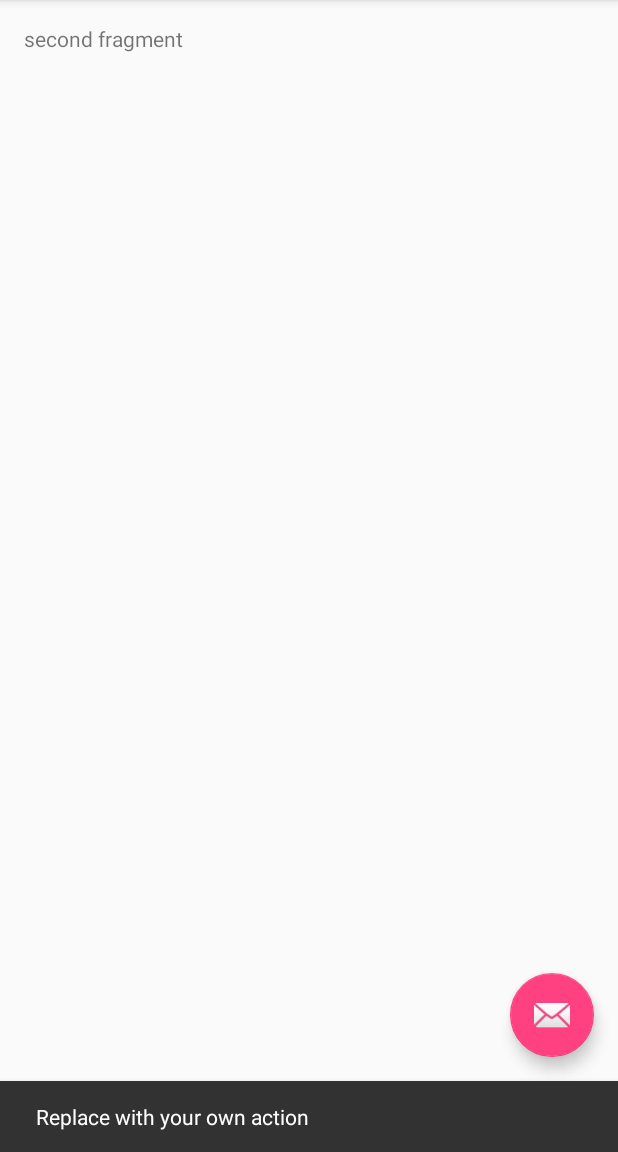
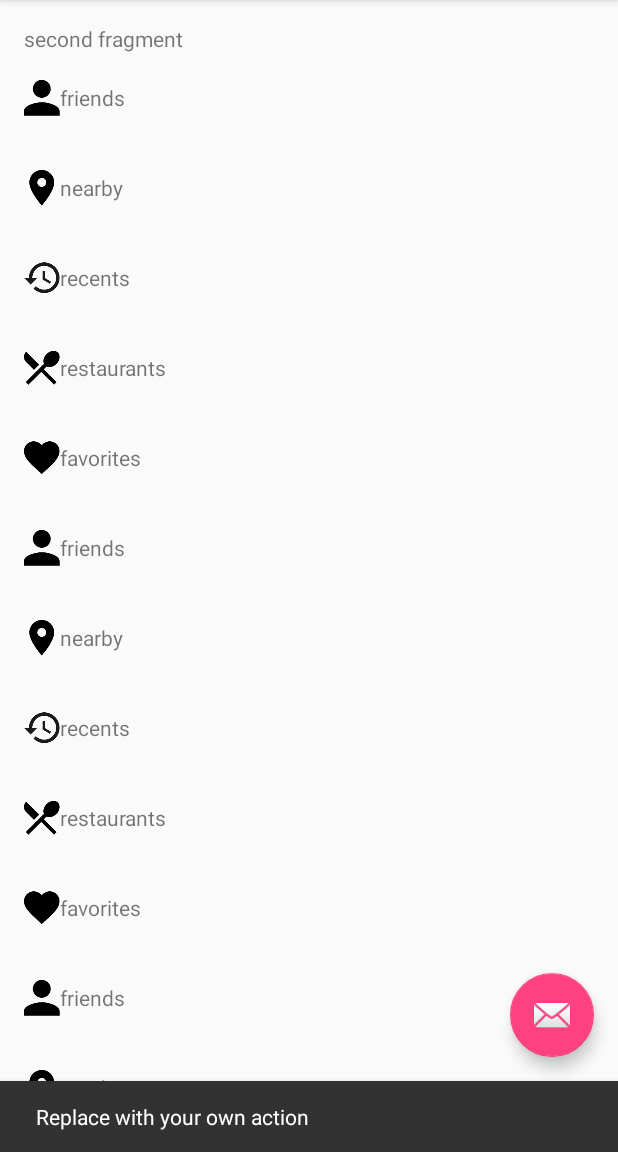
Before and after one commit to yonguuk/mapiary, an Android app: the fragment SecondFragment placed in its activity, after a tap on an icon or button, on a phone screen of 412 x 824 dp, the part 84-1236 px from its top. Run offline under Robolectric (Android 15) with nearby library versions, the phone set to English and light mode, and no system bars; libraries missing offline, so code that uses them is left out: com.roughike.bottombar; 6 statements that could not run were skipped; 1 other tap on this screen came first.

Commit message:
complete simple recyclerview

```diff
--- /dev/null
+++ b/app/src/main/java/com/yonguk/test/activity/mapiary/RVAdapter.java
@@ -0,0 +1,75 @@
+package com.yonguk.test.activity.mapiary;
+
+import android.content.Context;
+import android.support.v7.widget.RecyclerView;
+import android.text.Layout;
+import android.view.LayoutInflater;
+import android.view.View;
+import android.view.ViewGroup;
+import android.widget.ImageView;
+import android.widget.TextView;
+import android.widget.Toast;
+
+import java.util.Collections;
+import java.util.List;
+
+/**
+ * Created by dosi on 2016-07-11.
+ */
+public class RVAdapter extends RecyclerView.Adapter<RVAdapter.RVViewHolder> {
+    LayoutInflater inflater;
+    List<RVData> data = Collections.emptyList();
+    Context context = null;
+
+    public RVAdapter(Context context,List<RVData> data){
+        //여기 이해 안됨
+        inflater = LayoutInflater.from(context);
+        this.data = data;
+        this.context = context;
+    }
+
+    @Override
+    public RVAdapter.RVViewHolder onCreateViewHolder(ViewGroup parent, int viewType) {
+        View view = inflater.inflate(R.layout.recyclerview_item, parent,false);
+        RVViewHolder holder = new RVViewHolder(view);
+        return holder;
+    }
+
+    @Override
+    public void onBindViewHolder(RVAdapter.RVViewHolder holder, int position) {
+        RVData curData = new RVData();
+        curData = data.get(position);
+        holder.img.setImageResource(curData.viewId);
+        holder.title.setText(curData.s);
+
+        //여기서 리스너 달아도 됨
+    }
+
+    @Override
+    public int getItemCount() {
+        return data.size();
+    }
+
+    public void deleteItem(int position){
+        data.remove(position);
+        notifyItemRemoved(position);
+    }
+
+
+    class RVViewHolder extends RecyclerView.ViewHolder implements View.OnClickListener{
+        ImageView img;
+        TextView title;
+        public RVViewHolder(View itemView) {
+            super(itemView);
+            img = (ImageView) itemView.findViewById(R.id.img);
+            title = (TextView) itemView.findViewById(R.id.title);
+
+            img.setOnClickListener(this);
+        }
+
+        @Override
+        public void onClick(View view) {
+            deleteItem(getLayoutPosition());
+        }
+    }
+}
--- /dev/null
+++ b/app/src/main/java/com/yonguk/test/activity/mapiary/RVData.java
@@ -0,0 +1,9 @@
+package com.yonguk.test.activity.mapiary;
+
+/**
+ * Created by dosi on 2016-07-11.
+ */
+public class RVData {
+    int viewId;
+    String s;
+}
--- a/app/src/main/java/com/yonguk/test/activity/mapiary/SecondFragment.java
+++ b/app/src/main/java/com/yonguk/test/activity/mapiary/SecondFragment.java
@@ -3,22 +3,57 @@ package com.yonguk.test.activity.mapiary;
 import android.os.Bundle;
 import android.support.annotation.Nullable;
 import android.support.v4.app.Fragment;
+import android.support.v7.widget.LinearLayoutManager;
+import android.support.v7.widget.RecyclerView;
 import android.view.LayoutInflater;
 import android.view.View;
 import android.view.ViewGroup;
+import android.widget.LinearLayout;
+
+import java.util.ArrayList;
+import java.util.List;
 
 /**
  * Created by dosi on 2016-07-08.
  */
 public class SecondFragment extends Fragment {
+    RecyclerView mRecyclerView = null;
+    RVAdapter mRVAdapter = null;
     public static SecondFragment newInstance(){
         SecondFragment f = new SecondFragment();
         return f;
     }
 
+    public static List<RVData> getData(){
+        List<RVData> dataList = new ArrayList<RVData>();
+        int[] imgId = {R.drawable.ic_favorites,R.drawable.ic_friends, R.drawable.ic_nearby, R.drawable.ic_recents, R.drawable.ic_restaurants,
+                R.drawable.ic_favorites,R.drawable.ic_friends, R.drawable.ic_nearby, R.drawable.ic_recents, R.drawable.ic_restaurants,
+                R.drawable.ic_favorites,R.drawable.ic_friends, R.drawable.ic_nearby, R.drawable.ic_recents, R.drawable.ic_restaurants,
+                R.drawable.ic_favorites,R.drawable.ic_friends, R.drawable.ic_nearby, R.drawable.ic_recents, R.drawable.ic_restaurants,
+                R.drawable.ic_favorites,R.drawable.ic_friends, R.drawable.ic_nearby, R.drawable.ic_recents, R.drawable.ic_restaurants};
+        String[] titles = {"favorites", "friends", "nearby","recents", "restaurants"
+        ,"favorites", "friends", "nearby","recents", "restaurants"
+        ,"favorites", "friends", "nearby","recents", "restaurants"
+        ,"favorites", "friends", "nearby","recents", "restaurants"
+        ,"favorites", "friends", "nearby","recents", "restaurants"};
+
+        for(int i=0; i<imgId.length; i++){
+            RVData temp = new RVData();
+            temp.viewId = imgId[i];
+            temp.s = titles[i];
+            dataList.add(temp);
+        }
+        return dataList;
+    }
+
     @Nullable
     @Override
     public View onCreateView(LayoutInflater inflater, ViewGroup container, Bundle savedInstanceState) {
-        return inflater.inflate(R.layout.fragment_second,container,false);
+        LinearLayout mLinearLayout = (LinearLayout) inflater.inflate(R.layout.fragment_second,container,false);
+        mRecyclerView = (RecyclerView) mLinearLayout.findViewById(R.id.rv);
+        mRVAdapter = new RVAdapter(getActivity(),getData());
+        mRecyclerView.setAdapter(mRVAdapter);
+        mRecyclerView.setLayoutManager(new LinearLayoutManager(getActivity()));
+        return mLinearLayout;
     }
 }
--- a/app/src/main/res/layout/fragment_second.xml
+++ b/app/src/main/res/layout/fragment_second.xml
@@ -7,4 +7,9 @@
         android:layout_width="match_parent"
         android:layout_height="wrap_content"
         android:text="second fragment"/>
+    <android.support.v7.widget.RecyclerView
+        android:id="@+id/rv"
+        android:layout_width="match_parent"
+        android:layout_height="match_parent">
+    </android.support.v7.widget.RecyclerView>
 </LinearLayout>
--- /dev/null
+++ b/app/src/main/res/layout/recyclerview_item.xml
@@ -0,0 +1,18 @@
+<?xml version="1.0" encoding="utf-8"?>
+<LinearLayout xmlns:android="http://schemas.android.com/apk/res/android"
+    android:orientation="horizontal" android:layout_width="match_parent"
+    android:gravity="center_vertical"
+    android:layout_height="60dp">
+
+    <ImageView
+        android:id="@+id/img"
+        android:layout_width="wrap_content"
+        android:layout_height="wrap_content"
+        android:src="@mipmap/ic_launcher"/>
+
+    <TextView
+        android:id="@+id/title"
+        android:layout_width="wrap_content"
+        android:layout_height="wrap_content"
+        android:text="dummy text"/>
+</LinearLayout>
```
